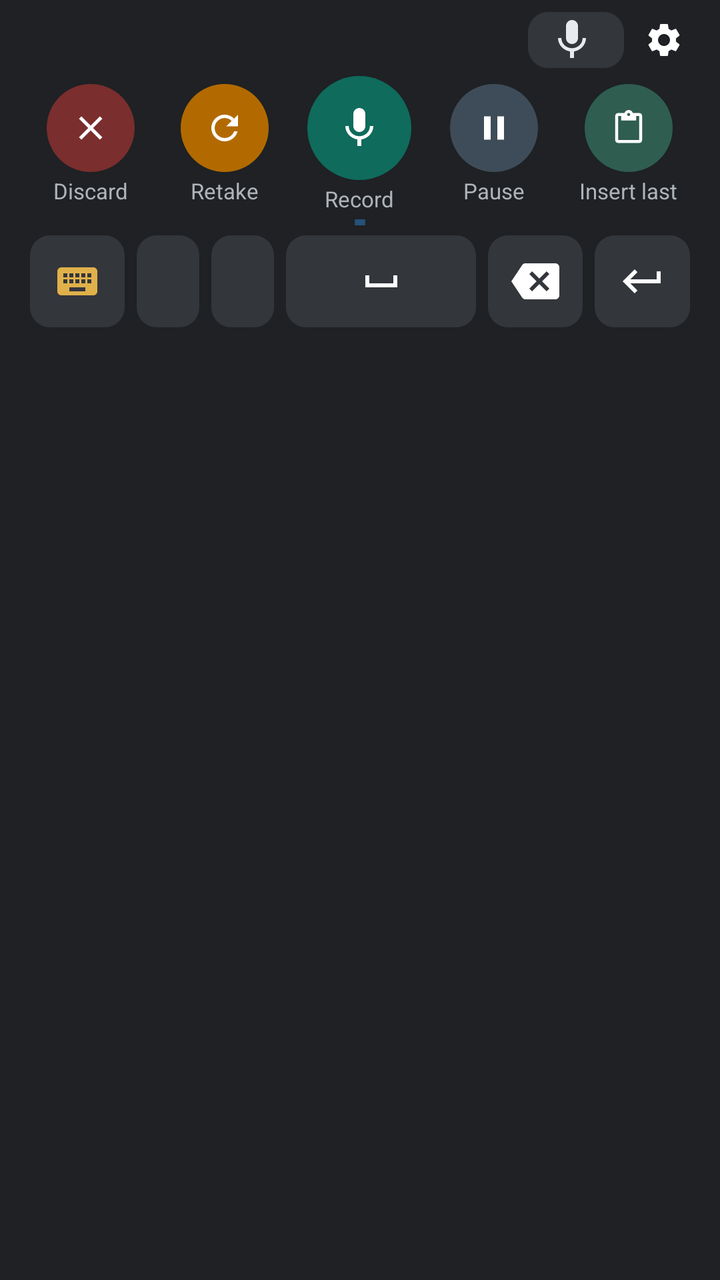
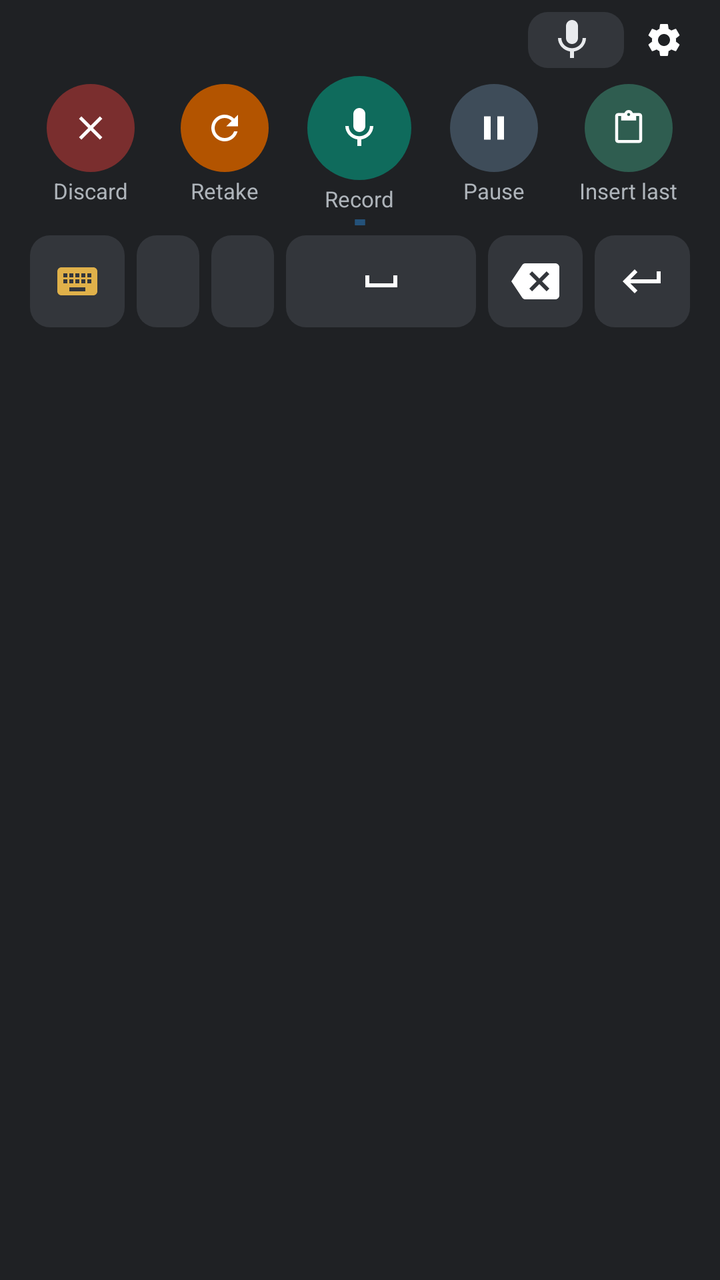

Screens rendered from an Android XML layout before and after an edit, with the pre-edit source and the edit as a unified diff.
<!-- AndroidManifest.xml: application theme AppTheme -->
<!-- res/layout/ime_view.xml -->
<?xml version="1.0" encoding="utf-8"?>
<LinearLayout xmlns:android="http://schemas.android.com/apk/res/android"
    android:layout_width="match_parent"
    android:layout_height="wrap_content"
    android:background="@color/ime_bg"
    android:orientation="vertical"
    android:paddingHorizontal="12dp"
    android:paddingTop="4dp"
    android:paddingBottom="2dp">

    <LinearLayout
        android:layout_width="match_parent"
        android:layout_height="32dp"
        android:gravity="center_vertical"
        android:orientation="horizontal">

        <LinearLayout
            android:layout_width="0dp"
            android:layout_height="wrap_content"
            android:layout_weight="1"
            android:gravity="center"
            android:orientation="horizontal">

            <ProgressBar
                android:id="@+id/spinner"
                style="?android:attr/progressBarStyleSmall"
                android:layout_width="16dp"
                android:layout_height="16dp"
                android:layout_marginEnd="8dp"
                android:visibility="gone" />

            <TextView
                android:id="@+id/status"
                android:layout_width="wrap_content"
                android:layout_height="wrap_content"
                android:ellipsize="end"
                android:maxLines="1"
                android:paddingHorizontal="8dp"
                android:paddingVertical="2dp"
                android:textColor="@color/ime_text"
                android:textSize="13sp" />
        </LinearLayout>

        
        <TextView
            android:id="@+id/source"
            android:layout_width="wrap_content"
            android:layout_height="28dp"
            android:layout_marginEnd="4dp"
            android:background="@drawable/key_bg"
            android:drawableStart="@drawable/ic_mic"
            android:drawablePadding="4dp"
            android:drawableTint="@color/ime_text"
            android:ellipsize="end"
            android:gravity="center_vertical"
            android:maxLines="1"
            android:maxWidth="120dp"
            android:paddingHorizontal="10dp"
            android:textColor="@color/ime_text"
            android:textSize="12sp" />

        <LinearLayout
            android:id="@+id/source_picker"
            android:layout_width="wrap_content"
            android:layout_height="wrap_content"
            android:layout_marginEnd="4dp"
            android:gravity="center_vertical"
            android:orientation="horizontal"
            android:visibility="gone" />

        <ImageButton
            android:id="@+id/settings"
            android:layout_width="32dp"
            android:layout_height="32dp"
            android:background="?android:attr/selectableItemBackgroundBorderless"
            android:contentDescription="@string/cd_settings"
            android:padding="6dp"
            android:scaleType="fitCenter"
            android:src="@drawable/ic_settings" />
    </LinearLayout>

    
    <LinearLayout
        android:layout_width="match_parent"
        android:layout_height="wrap_content"
        android:layout_marginTop="2dp"
        android:gravity="center_vertical"
        android:orientation="horizontal">
        <LinearLayout
            android:layout_width="0dp"
            android:layout_height="wrap_content"
            android:layout_weight="1"
            android:gravity="center_horizontal"
            android:orientation="vertical">
            <ImageButton
                android:id="@+id/discard"
                android:layout_width="44dp"
                android:layout_height="44dp"
                android:background="@drawable/ime_round"
                android:backgroundTint="@color/bubble_discard"
                android:contentDescription="@string/action_discard"
                android:foreground="@drawable/ime_round_press"
                android:padding="12dp"
                android:scaleType="fitCenter"
                android:src="@drawable/ic_close" />
            <TextView
                android:id="@+id/discard_lbl"
                android:layout_width="wrap_content"
                android:layout_height="wrap_content"
                android:layout_marginTop="2dp"
                android:maxLines="1"
                android:text="@string/discard"
                android:textColor="@color/ime_label"
                android:textSize="11sp" />
        </LinearLayout>
        <LinearLayout
            android:layout_width="0dp"
            android:layout_height="wrap_content"
            android:layout_weight="1"
            android:gravity="center_horizontal"
            android:orientation="vertical">
            <ImageButton
                android:id="@+id/restart"
                android:layout_width="44dp"
                android:layout_height="44dp"
                android:background="@drawable/ime_round"
                android:backgroundTint="@color/bubble_retake"
                android:contentDescription="@string/action_restart"
                android:foreground="@drawable/ime_round_press"
                android:padding="12dp"
                android:scaleType="fitCenter"
                android:src="@drawable/ic_retake" />
            <TextView
                android:id="@+id/restart_lbl"
                android:layout_width="wrap_content"
                android:layout_height="wrap_content"
                android:layout_marginTop="2dp"
                android:maxLines="1"
                android:text="@string/restart"
                android:textColor="@color/ime_label"
                android:textSize="11sp" />
        </LinearLayout>
        <LinearLayout
            android:layout_width="0dp"
            android:layout_height="wrap_content"
            android:layout_weight="1"
            android:gravity="center_horizontal"
            android:orientation="vertical">
            <ImageButton
                android:id="@+id/mic"
                android:layout_width="52dp"
                android:layout_height="52dp"
                android:background="@drawable/ime_round"
                android:backgroundTint="@color/ime_mic_idle"
                android:contentDescription="@string/cd_mic"
                android:foreground="@drawable/ime_round_press"
                android:padding="14dp"
                android:scaleType="fitCenter"
                android:src="@drawable/ic_mic" />
            <TextView
                android:id="@+id/mic_lbl"
                android:layout_width="wrap_content"
                android:layout_height="wrap_content"
                android:layout_marginTop="2dp"
                android:maxLines="1"
                android:text="@string/ime_lbl_record"
                android:textColor="@color/ime_label"
                android:textSize="11sp" />
        </LinearLayout>
        <LinearLayout
            android:layout_width="0dp"
            android:layout_height="wrap_content"
            android:layout_weight="1"
            android:gravity="center_horizontal"
            android:orientation="vertical">
            <ImageButton
                android:id="@+id/pause"
                android:layout_width="44dp"
                android:layout_height="44dp"
                android:background="@drawable/ime_round"
                android:backgroundTint="@color/ime_pause"
                android:contentDescription="@string/action_pause"
                android:foreground="@drawable/ime_round_press"
                android:padding="12dp"
                android:scaleType="fitCenter"
                android:src="@drawable/ic_pause" />
            <TextView
                android:id="@+id/pause_lbl"
                android:layout_width="wrap_content"
                android:layout_height="wrap_content"
                android:layout_marginTop="2dp"
                android:maxLines="1"
                android:text="@string/pause"
                android:textColor="@color/ime_label"
                android:textSize="11sp" />
        </LinearLayout>
        <LinearLayout
            android:layout_width="0dp"
            android:layout_height="wrap_content"
            android:layout_weight="1"
            android:gravity="center_horizontal"
            android:orientation="vertical">
            <ImageButton
                android:id="@+id/insert_last"
                android:layout_width="44dp"
                android:layout_height="44dp"
                android:background="@drawable/ime_round"
                android:backgroundTint="@color/ime_insert"
                android:contentDescription="@string/insert_last"
                android:foreground="@drawable/ime_round_press"
                android:padding="13dp"
                android:scaleType="fitCenter"
                android:src="@drawable/ic_paste" />
            <TextView
                android:id="@+id/insert_last_lbl"
                android:layout_width="wrap_content"
                android:layout_height="wrap_content"
                android:layout_marginTop="2dp"
                android:maxLines="1"
                android:text="@string/ime_lbl_insert"
                android:textColor="@color/ime_label"
                android:textSize="11sp" />
        </LinearLayout>
    </LinearLayout>

    <View
        android:id="@+id/level"
        android:layout_width="match_parent"
        android:layout_height="3dp"
        android:layout_marginHorizontal="40dp"
        android:layout_marginTop="3dp"
        android:background="@drawable/level_bar"
        android:scaleX="0.02" />

    <LinearLayout
        android:layout_width="match_parent"
        android:layout_height="wrap_content"
        android:layout_marginTop="2dp"
        android:orientation="horizontal">

        <ImageButton
            android:id="@+id/switch_ime"
            android:layout_width="0dp"
            android:layout_height="46dp"
            android:layout_margin="3dp"
            android:layout_weight="1.2"
            android:background="@drawable/key_bg"
            android:contentDescription="@string/cd_switch"
            android:src="@drawable/ic_keyboard"
            android:tint="@color/ime_switch" />

        <Button
            android:id="@+id/comma"
            android:layout_width="0dp"
            android:layout_height="46dp"
            android:layout_margin="3dp"
            android:layout_weight="0.8"
            android:background="@drawable/key_bg"
            android:contentDescription="@string/cd_comma"
            android:text=","
            android:textColor="@color/ime_text"
            android:textSize="22sp" />

        <Button
            android:id="@+id/period"
            android:layout_width="0dp"
            android:layout_height="46dp"
            android:layout_margin="3dp"
            android:layout_weight="0.8"
            android:background="@drawable/key_bg"
            android:contentDescription="@string/cd_period"
            android:text="."
            android:textColor="@color/ime_text"
            android:textSize="22sp" />

        <ImageButton
            android:id="@+id/space"
            android:layout_width="0dp"
            android:layout_height="46dp"
            android:layout_margin="3dp"
            android:layout_weight="2.4"
            android:background="@drawable/key_bg"
            android:contentDescription="@string/cd_space"
            android:src="@drawable/ic_space" />

        <ImageButton
            android:id="@+id/backspace"
            android:layout_width="0dp"
            android:layout_height="46dp"
            android:layout_margin="3dp"
            android:layout_weight="1.2"
            android:background="@drawable/key_bg"
            android:contentDescription="@string/cd_backspace"
            android:src="@drawable/ic_backspace" />

        <ImageButton
            android:id="@+id/enter"
            android:layout_width="0dp"
            android:layout_height="46dp"
            android:layout_margin="3dp"
            android:layout_weight="1.2"
            android:background="@drawable/key_bg"
            android:contentDescription="@string/cd_enter"
            android:src="@drawable/ic_enter" />
    </LinearLayout>
</LinearLayout>
<!-- resources referenced by this layout -->
<resources>
  <color name="bubble_discard">#7A2E2E</color>
  <color name="bubble_retake">#B26A00</color>
  <color name="ime_bg">#1F2124</color>
  <color name="ime_insert">#2F5D50</color>
  <color name="ime_label">#AEB4BA</color>
  <color name="ime_mic_idle">#0F6B5C</color>
  <color name="ime_pause">#3E4C59</color>
  <color name="ime_switch">#E0B14A</color>
  <color name="ime_text">#E8EAED</color>
  <!-- drawable ic_enter (drawable) -->
  <vector xmlns:android="http://schemas.android.com/apk/res/android" android:width="24dp" android:height="24dp" android:viewportWidth="24" android:viewportHeight="24">
      <path android:fillColor="#FFFFFFFF" android:pathData="M19,7v4H5.83l3.58,-3.59L8,6l-6,6 6,6 1.41,-1.41L5.83,13H21V7z"/>
  </vector>
  <!-- drawable ic_pause (drawable) -->
  <vector xmlns:android="http://schemas.android.com/apk/res/android" android:width="24dp" android:height="24dp" android:viewportWidth="24" android:viewportHeight="24">
      <path android:fillColor="#FFFFFFFF" android:pathData="M6,19h4V5H6v14zM14,5v14h4V5h-4z"/>
  </vector>
  <!-- drawable ic_space (drawable) -->
  <vector xmlns:android="http://schemas.android.com/apk/res/android" android:width="24dp" android:height="24dp" android:viewportWidth="24" android:viewportHeight="24">
      <path android:fillColor="#FFFFFFFF" android:pathData="M18,9v4H6V9H4v6h16V9z"/>
  </vector>
  <!-- drawable ime_round (drawable) -->
  <shape xmlns:android="http://schemas.android.com/apk/res/android" android:shape="oval">
      <solid android:color="#FFFFFFFF" />
  </shape>
  <!-- drawable ime_round_press (drawable) -->
  <ripple xmlns:android="http://schemas.android.com/apk/res/android" android:color="#40FFFFFF">
      <item android:id="@android:id/mask">
          <shape android:shape="oval"><solid android:color="#FFFFFFFF" /></shape>
      </item>
  </ripple>
  <!-- drawable key_bg (drawable) -->
  <shape xmlns:android="http://schemas.android.com/apk/res/android" android:shape="rectangle">
      <solid android:color="@color/ime_key" />
      <corners android:radius="10dp" />
  </shape>
  <!-- drawable level_bar (drawable) -->
  <shape xmlns:android="http://schemas.android.com/apk/res/android" android:shape="rectangle">
      <solid android:color="@color/accent" />
      <corners android:radius="2dp" />
  </shape>
  <string name="action_discard">Discard</string>
  <string name="action_pause">Pause or resume</string>
  <string name="action_restart">Retake (start over)</string>
  <string name="cd_backspace">Delete</string>
  <string name="cd_comma">Comma</string>
  <string name="cd_enter">Enter</string>
  <string name="cd_mic">Record</string>
  <string name="cd_period">Full stop</string>
  <string name="cd_settings">Hebrish settings</string>
  <string name="cd_space">Space</string>
  <string name="cd_switch">Back to previous keyboard</string>
  <string name="discard">Discard</string>
  <string name="ime_lbl_insert">Insert last</string>
  <string name="ime_lbl_record">Record</string>
  <string name="insert_last">Insert last transcript</string>
  <string name="pause">Pause</string>
  <string name="restart">Retake</string>
  <color name="ime_key">#33363B</color>
  <color name="accent">#24527A</color>
  <color name="brand_bg">#FBF8F2</color>
  <color name="brand_accent">#0F6B5C</color>
  <color name="brand_muted">#5B6662</color>
  <color name="brand_ink">#1D2422</color>
  <style name="AppBar" parent="@android:style/Widget.Material.Light.ActionBar.Solid">
          <item name="android:background">@color/brand_bg</item>
          <item name="android:elevation">0dp</item>
          <item name="android:titleTextStyle">@style/AppBarTitle</item>
      </style>
  <style name="AppBarTitle" parent="@android:style/TextAppearance.Material.Widget.ActionBar.Title">
          <item name="android:textColor">@color/brand_ink</item>
          <item name="android:fontFamily">sans-serif-medium</item>
      </style>
  <color name="brand_accent_soft">#D8EFE7</color>
  <!-- unchanged entries left out for length: 10 -->
</resources>

<!-- the commit's change to res/layout/ime_view.xml (unified diff, before → after) -->
@@ -59,15 +59,6 @@
             android:textColor="@color/ime_text"
             android:textSize="12sp" />
 
-        <LinearLayout
-            android:id="@+id/source_picker"
-            android:layout_width="wrap_content"
-            android:layout_height="wrap_content"
-            android:layout_marginEnd="4dp"
-            android:gravity="center_vertical"
-            android:orientation="horizontal"
-            android:visibility="gone" />
-
         <ImageButton
             android:id="@+id/settings"
             android:layout_width="32dp"
<!-- resource entries referenced after the edit -->
@@ -1,7 +1,7 @@
 <!-- resources referenced by this layout -->
 <resources>
   <color name="bubble_discard">#7A2E2E</color>
-  <color name="bubble_retake">#B26A00</color>
+  <color name="bubble_retake">#B35400</color>
   <color name="ime_bg">#1F2124</color>
   <color name="ime_insert">#2F5D50</color>
   <color name="ime_label">#AEB4BA</color>
